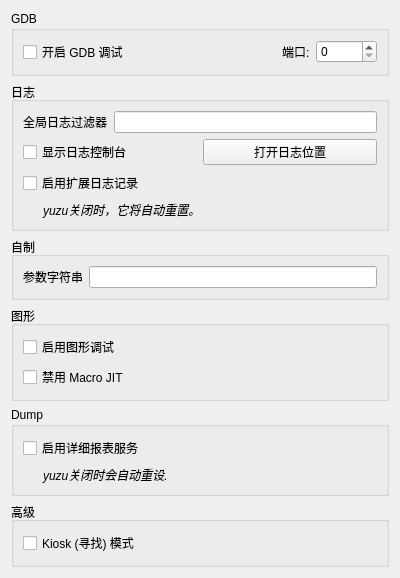
Before: the Qt Designer form src/yuzu/configuration/configure_debug.ui in formylover/yuzu-early-access, drawn with Qt 5.
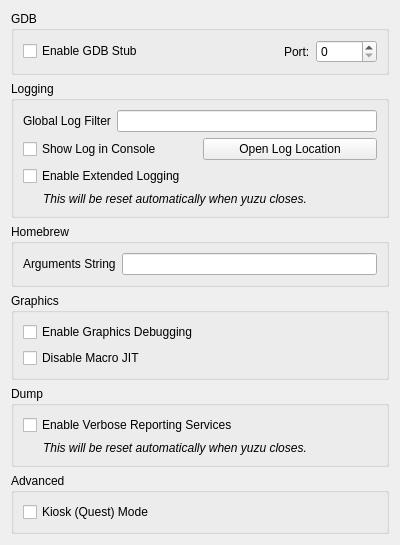
After: the same form once the commit is applied.

```diff
--- a/src/yuzu/configuration/configure_debug.ui
+++ b/src/yuzu/configuration/configure_debug.ui
@@ -27,7 +27,7 @@
           <item>
            <widget class="QCheckBox" name="toggle_gdbstub">
             <property name="text">
-             <string>开启 GDB 调试</string>
+             <string>Enable GDB Stub</string>
             </property>
            </widget>
           </item>
@@ -47,7 +47,7 @@
           <item>
            <widget class="QLabel" name="label_1">
             <property name="text">
-             <string>端口:</string>
+             <string>Port:</string>
             </property>
            </widget>
           </item>
@@ -68,7 +68,7 @@
    <item>
     <widget class="QGroupBox" name="groupBox_2">
      <property name="title">
-      <string>日志</string>
+      <string>Logging</string>
      </property>
      <layout class="QVBoxLayout" name="verticalLayout_4">
       <item>
@@ -76,7 +76,7 @@
         <item>
          <widget class="QLabel" name="label_2">
           <property name="text">
-           <string>全局日志过滤器</string>
+           <string>Global Log Filter</string>
           </property>
          </widget>
         </item>
@@ -90,14 +90,14 @@
         <item>
          <widget class="QCheckBox" name="toggle_console">
           <property name="text">
-           <string>显示日志控制台</string>
+           <string>Show Log in Console</string>
           </property>
          </widget>
         </item>
         <item>
          <widget class="QPushButton" name="open_log_button">
           <property name="text">
-           <string>打开日志位置</string>
+           <string>Open Log Location</string>
           </property>
          </widget>
         </item>
@@ -112,7 +112,7 @@
          <string>选中后，日志的最大大小将从100 MB增加到1 GB</string>
         </property>
         <property name="text">
-         <string>启用扩展日志记录</string>
+         <string>Enable Extended Logging</string>
         </property>
        </widget>
       </item>
@@ -124,7 +124,7 @@
          </font>
         </property>
         <property name="text">
-         <string>yuzu关闭时，它将自动重置。</string>
+         <string>This will be reset automatically when yuzu closes.</string>
         </property>
         <property name="indent">
          <number>20</number>
@@ -137,7 +137,7 @@
    <item>
     <widget class="QGroupBox" name="groupBox_3">
      <property name="title">
-      <string>自制</string>
+      <string>Homebrew</string>
      </property>
      <layout class="QVBoxLayout" name="verticalLayout_5">
       <item>
@@ -145,7 +145,7 @@
         <item>
          <widget class="QLabel" name="label_4">
           <property name="text">
-           <string>参数字符串</string>
+           <string>Arguments String</string>
           </property>
          </widget>
         </item>
@@ -160,7 +160,7 @@
    <item>
     <widget class="QGroupBox" name="groupBox_4">
      <property name="title">
-      <string>图形</string>
+      <string>Graphics</string>
      </property>
      <layout class="QVBoxLayout" name="verticalLayout_6">
       <item>
@@ -172,7 +172,7 @@
          <string>选中后，图形API进入较慢的调试模式</string>
         </property>
         <property name="text">
-         <string>启用图形调试</string>
+         <string>Enable Graphics Debugging</string>
         </property>
        </widget>
       </item>
@@ -185,7 +185,7 @@
          <string>选中后，它将禁用宏即时编译器。 启用此功能会使游戏运行速度变慢</string>
         </property>
         <property name="text">
-         <string>禁用 Macro JIT</string>
+         <string>Disable Macro JIT</string>
         </property>
        </widget>
       </item>
@@ -201,7 +201,7 @@
       <item>
        <widget class="QCheckBox" name="reporting_services">
         <property name="text">
-         <string>启用详细报表服务</string>
+         <string>Enable Verbose Reporting Services</string>
         </property>
        </widget>
       </item>
@@ -213,7 +213,7 @@
          </font>
         </property>
         <property name="text">
-         <string>yuzu关闭时会自动重设.</string>
+         <string>This will be reset automatically when yuzu closes.</string>
         </property>
         <property name="indent">
          <number>20</number>
@@ -226,13 +226,13 @@
    <item>
     <widget class="QGroupBox" name="groupBox_6">
      <property name="title">
-      <string>高级</string>
+      <string>Advanced</string>
      </property>
      <layout class="QVBoxLayout" name="verticalLayout_8">
       <item>
        <widget class="QCheckBox" name="quest_flag">
         <property name="text">
-         <string>Kiosk (寻找) 模式</string>
+         <string>Kiosk (Quest) Mode</string>
         </property>
        </widget>
       </item>
```
Left out of the diff: 6 changed lines with no effect on the pictures.
